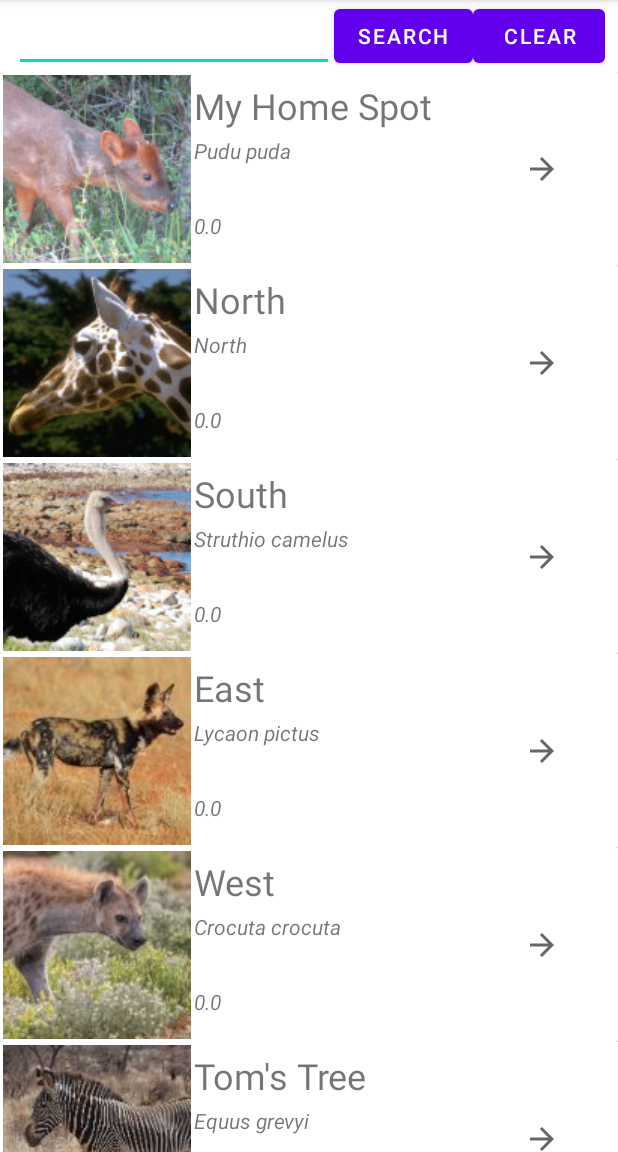
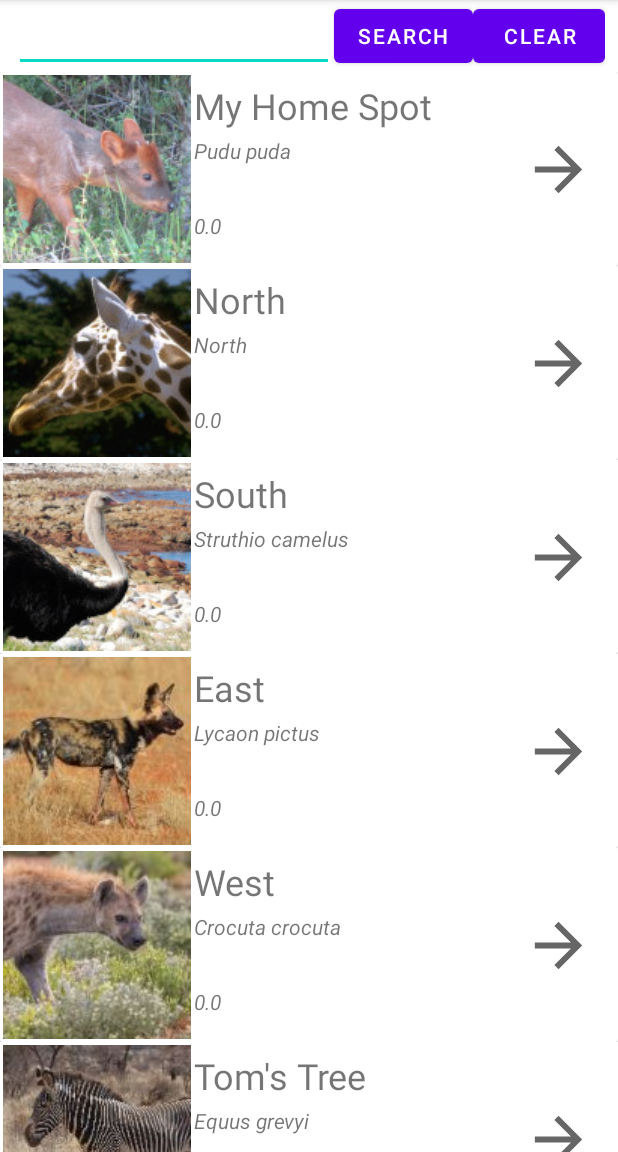
Before and after one commit to tc10815/BronxZooGuide, an Android app: the screen it shows after launch (MainActivity), after a tap on "SEARCH", on a phone screen of 412 x 824 dp, the part 84-1236 px from its top. Run offline under Robolectric (Android 15) with nearby library versions, the phone set to English and light mode, and no system bars; 4 statements that could not run were skipped.

Commit message:
fixed arrow size, limited views to portrait (due to the pointing nature of the app) and added checkmarks for visited later

```diff
--- a/UnofficialBronxZooAudioTourGuide/app/src/main/res/layout/activity_animal_container.xml
+++ b/UnofficialBronxZooAudioTourGuide/app/src/main/res/layout/activity_animal_container.xml
@@ -4,6 +4,7 @@
     xmlns:tools="http://schemas.android.com/tools"
     android:layout_width="match_parent"
     android:layout_height="match_parent"
+    android:orientation="vertical"
     tools:context=".AnimalContainerActivity">
 
 
--- a/UnofficialBronxZooAudioTourGuide/app/src/main/res/layout/activity_animal_screen.xml
+++ b/UnofficialBronxZooAudioTourGuide/app/src/main/res/layout/activity_animal_screen.xml
@@ -4,6 +4,7 @@
     xmlns:tools="http://schemas.android.com/tools"
     android:layout_width="match_parent"
     android:layout_height="match_parent"
+    android:orientation="vertical"
     tools:context=".AnimalActivity">
 
     <TextView
--- a/UnofficialBronxZooAudioTourGuide/app/src/main/res/layout/activity_main.xml
+++ b/UnofficialBronxZooAudioTourGuide/app/src/main/res/layout/activity_main.xml
@@ -4,6 +4,7 @@
     xmlns:tools="http://schemas.android.com/tools"
     android:layout_width="match_parent"
     android:layout_height="match_parent"
+    android:orientation="vertical"
     tools:context=".MainActivity">
 
     <com.google.android.material.appbar.AppBarLayout
--- a/UnofficialBronxZooAudioTourGuide/app/src/main/res/layout/activity_structure.xml
+++ b/UnofficialBronxZooAudioTourGuide/app/src/main/res/layout/activity_structure.xml
@@ -4,6 +4,7 @@
     xmlns:tools="http://schemas.android.com/tools"
     android:layout_width="match_parent"
     android:layout_height="match_parent"
+    android:orientation="vertical"
     tools:context=".StructureActivity">
 
     <TextView
--- a/UnofficialBronxZooAudioTourGuide/app/src/main/res/layout/content_main.xml
+++ b/UnofficialBronxZooAudioTourGuide/app/src/main/res/layout/content_main.xml
@@ -3,6 +3,7 @@
     xmlns:app="http://schemas.android.com/apk/res-auto"
     android:layout_width="match_parent"
     android:layout_height="match_parent"
+    android:orientation="vertical"
     app:layout_behavior="@string/appbar_scrolling_view_behavior">
 
     <fragment
--- a/UnofficialBronxZooAudioTourGuide/app/src/main/res/layout/fragment_first.xml
+++ b/UnofficialBronxZooAudioTourGuide/app/src/main/res/layout/fragment_first.xml
@@ -4,6 +4,7 @@
     xmlns:tools="http://schemas.android.com/tools"
     android:layout_width="match_parent"
     android:layout_height="match_parent"
+    android:orientation="vertical"
     tools:context=".CompassListFragment">
     <LinearLayout
         android:id="@+id/innerLayout"
--- a/UnofficialBronxZooAudioTourGuide/app/src/main/res/layout/outside_animal_row.xml
+++ b/UnofficialBronxZooAudioTourGuide/app/src/main/res/layout/outside_animal_row.xml
@@ -66,15 +66,40 @@
 
             <ImageView
                 android:id="@+id/rowOutsideArrowImg"
-                android:layout_width="wrap_content"
-                android:layout_height="wrap_content"
+                android:layout_width="47dp"
+                android:layout_height="54dp"
                 android:rotationY="-180"
                 app:layout_constraintBottom_toBottomOf="parent"
                 app:layout_constraintEnd_toEndOf="parent"
-                app:layout_constraintHorizontal_bias="0.9"
+                app:layout_constraintHorizontal_bias="0.956"
                 app:layout_constraintStart_toStartOf="parent"
                 app:layout_constraintTop_toTopOf="parent"
                 app:srcCompat="?attr/homeAsUpIndicator" />
+
+            <ImageView
+                android:id="@+id/rowOutsideArrowImg2"
+                android:layout_width="47dp"
+                android:layout_height="54dp"
+                android:rotationY="-180"
+                android:visibility="invisible"
+                app:layout_constraintBottom_toBottomOf="parent"
+                app:layout_constraintEnd_toEndOf="parent"
+                app:layout_constraintHorizontal_bias="0.788"
+                app:layout_constraintStart_toStartOf="parent"
+                app:layout_constraintTop_toTopOf="parent"
+                app:srcCompat="?attr/homeAsUpIndicator" />
+
+            <ImageView
+                android:id="@+id/imageView"
+                android:layout_width="wrap_content"
+                android:layout_height="wrap_content"
+                android:visibility="invisible"
+                app:layout_constraintBottom_toBottomOf="@+id/rowOutsideAnimalNameTxt"
+                app:layout_constraintEnd_toEndOf="@+id/rowOutsideAnimalBiNomTxt"
+                app:layout_constraintHorizontal_bias="0.71"
+                app:layout_constraintStart_toStartOf="@+id/rowOutsideAnimalNameTxt"
+                app:layout_constraintTop_toTopOf="@+id/rowOutsideAnimalNameTxt"
+                app:srcCompat="@android:drawable/checkbox_on_background" />
         </androidx.constraintlayout.widget.ConstraintLayout>
     </androidx.cardview.widget.CardView>
 </androidx.constraintlayout.widget.ConstraintLayout>
```
Also changed, not shown: UnofficialBronxZooAudioTourGuide/app/src/main/AndroidManifest.xml (+7 -3 lines), UnofficialBronxZooAudioTourGuide/app/src/main/java/com/cs639/unofficialbronxzooaudiotourguide/StructureActivity.java (+1 -6 lines).
